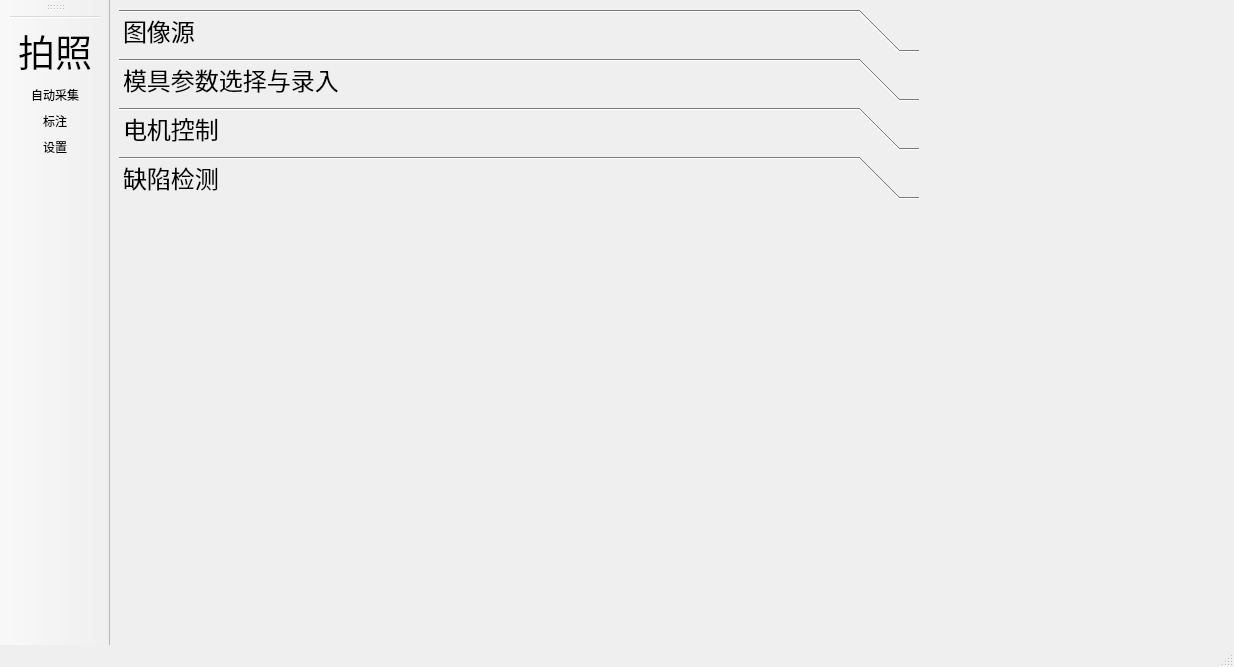
bianhongyong/industrail_software, file collect.ui: the form before one commit.
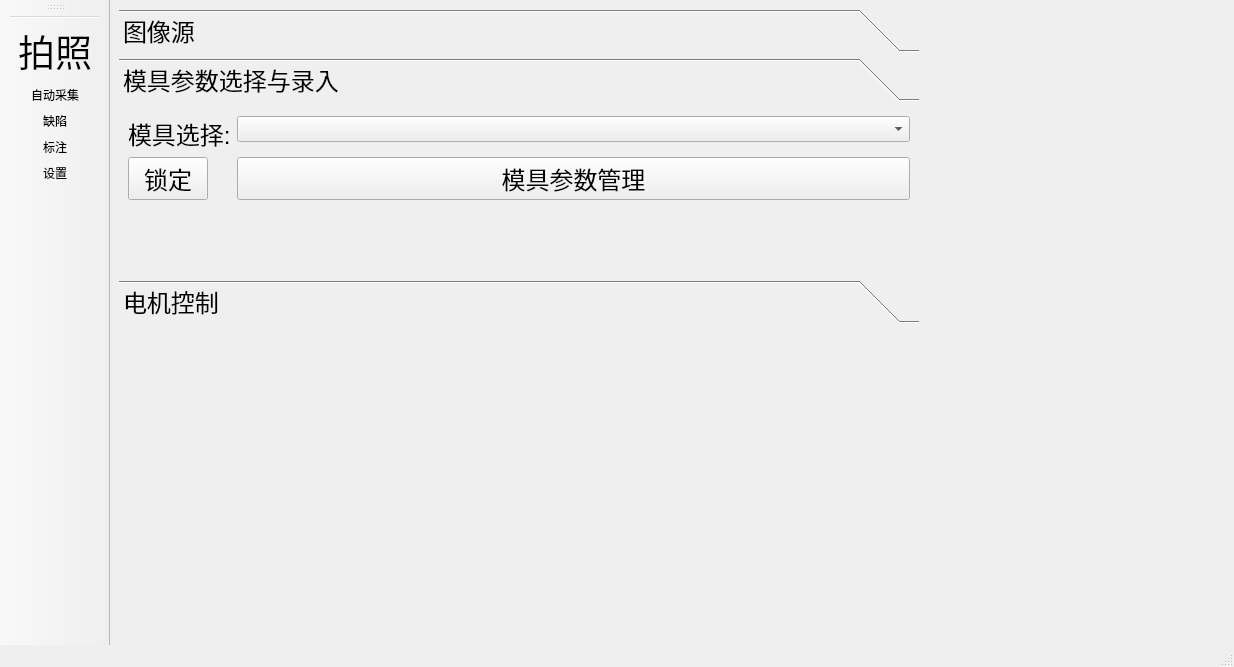
The form after the commit. The open tabs and pages were chosen to show the change. Icons and pictures are not drawn. Custom widgets are drawn as their Qt base class.

The edit to the form file:
```diff
--- a/collect.ui
+++ b/collect.ui
@@ -207,7 +207,7 @@
            <x>0</x>
            <y>0</y>
            <width>800</width>
-           <height>147</height>
+           <height>185</height>
           </rect>
          </property>
          <attribute name="label">
@@ -390,19 +390,6 @@
           </item>
          </layout>
         </widget>
-        <widget class="QWidget" name="page4">
-         <property name="geometry">
-          <rect>
-           <x>0</x>
-           <y>0</y>
-           <width>800</width>
-           <height>147</height>
-          </rect>
-         </property>
-         <attribute name="label">
-          <string>缺陷检测</string>
-         </attribute>
-        </widget>
        </widget>
       </item>
       <item>
@@ -410,13 +397,10 @@
         <property name="orientation">
          <enum>Qt::Vertical</enum>
         </property>
-        <property name="sizeType">
-         <enum>QSizePolicy::Expanding</enum>
-        </property>
         <property name="sizeHint" stdset="0">
          <size>
-          <width>78</width>
-          <height>100</height>
+          <width>20</width>
+          <height>40</height>
          </size>
         </property>
        </spacer>
@@ -504,6 +488,7 @@
    <addaction name="separator"/>
    <addaction name="action_shot"/>
    <addaction name="action_collect"/>
+   <addaction name="action_defect"/>
    <addaction name="action_label"/>
    <addaction name="action_settings"/>
   </widget>
@@ -552,6 +537,15 @@
     <string>标注</string>
    </property>
   </action>
+  <action name="action_defect">
+   <property name="icon">
+    <iconset resource="resource.qrc">
+     <normaloff>:/icons/icons/defect.png</normaloff>:/icons/icons/defect.png</iconset>
+   </property>
+   <property name="text">
+    <string>缺陷</string>
+   </property>
+  </action>
  </widget>
  <customwidgets>
   <customwidget>
```
Left out of the diff: 6 changed lines with no effect on the pictures.
